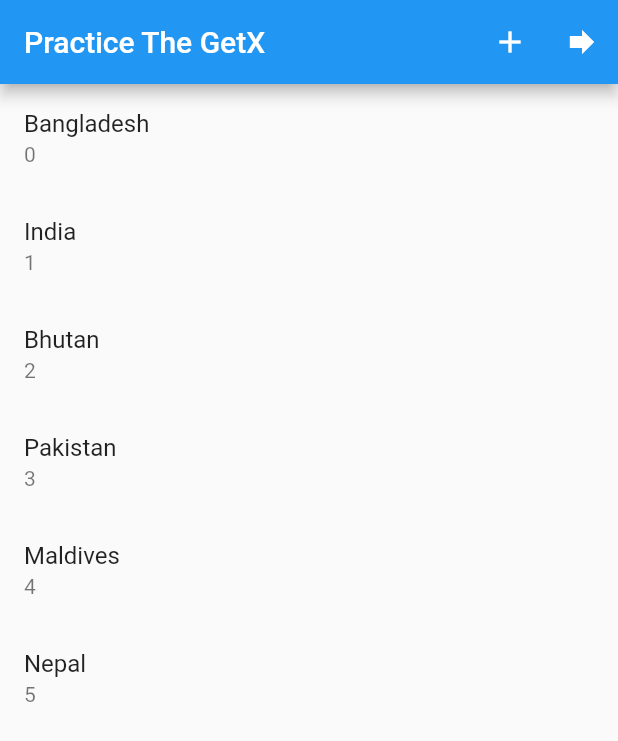
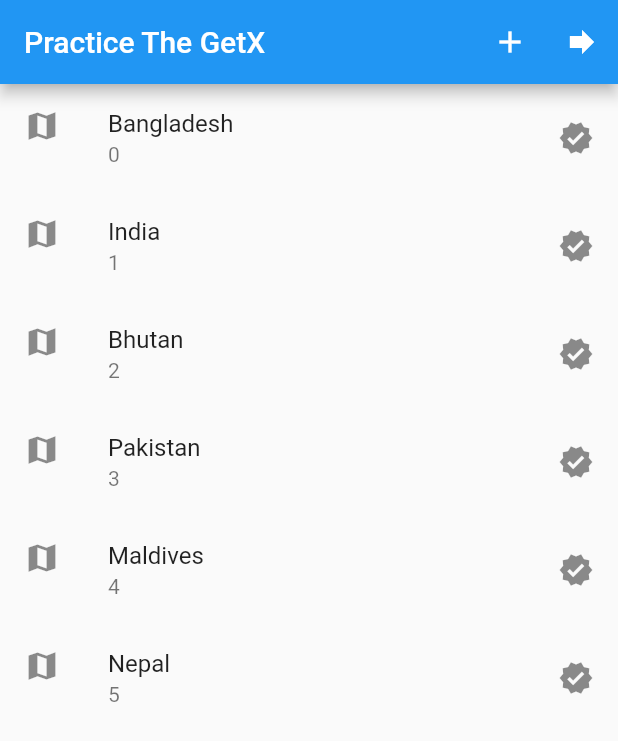
Before and after one commit to saifullahmahmudhstu/practicewithgetx1, a Flutter app: the screen it shows after launch, after a tap on the "add" icon, on a phone screen of 412 x 824 dp. Shown: the top 741 px of the screen. Run offline on Flutter 3.47's test engine with Material 2 defaults, Android fonts, the phone set to English and light mode, and no system bars; our stand-ins replace get; network calls fail.

Commit message:
update 1

```diff
--- a/lib/views/home_screen.dart
+++ b/lib/views/home_screen.dart
@@ -35,6 +35,9 @@ class HomeScreen extends StatelessWidget {
 
               title: Text(_controller.countryList[index]),
               subtitle: Text('$index'),
+              leading: const Icon(Icons.map_sharp),
+              trailing: const Icon(Icons.verified),
+                selectedColor: Colors.grey,
               onTap: (){
                 _controller.onDeleteData(index);
               },
```
Also changed, not shown: lib/views/second_page.dart (+16 -2 lines).
